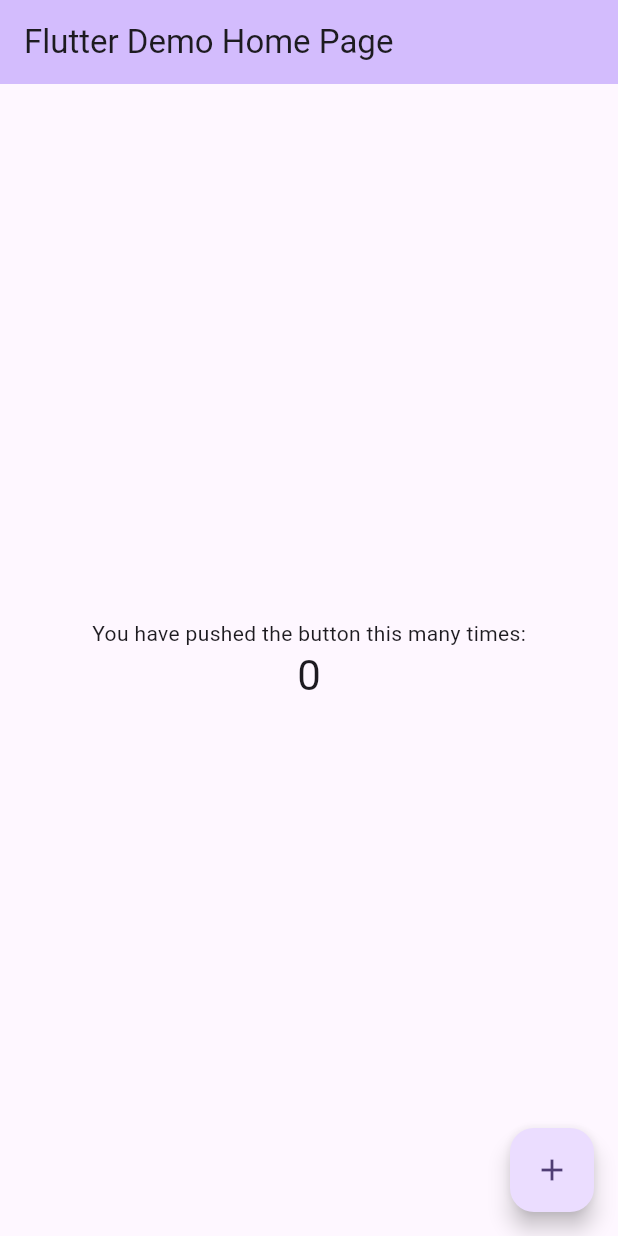
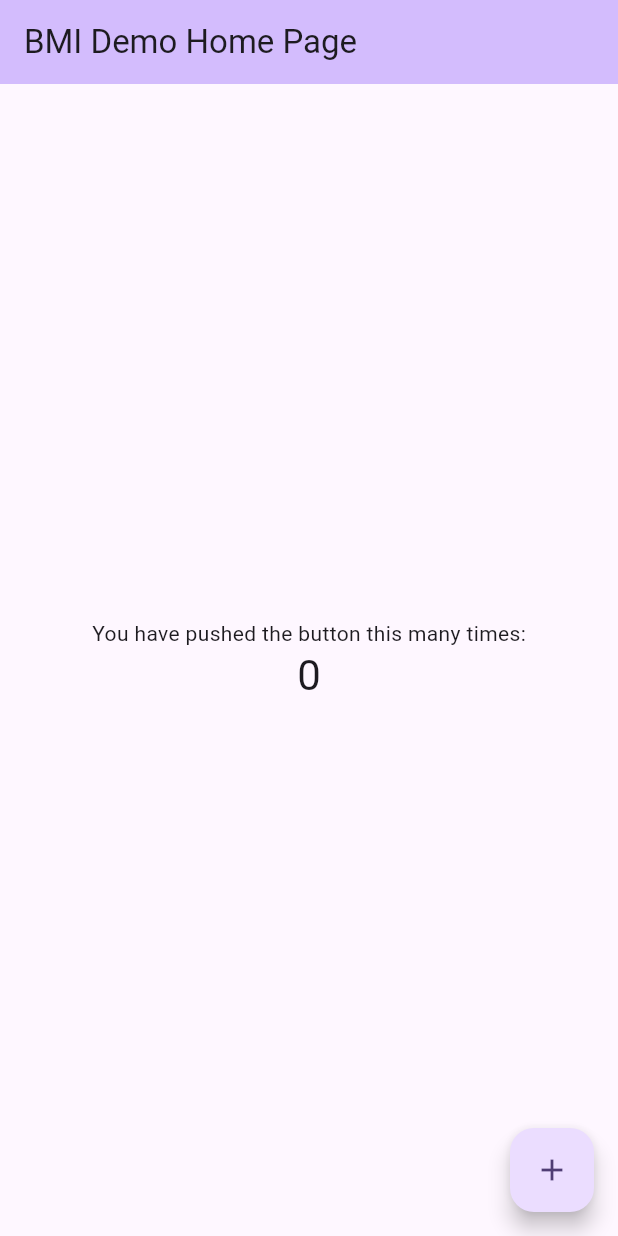
Before and after one commit to kareem-nehad/bmi_amit, a Flutter app: the screen it shows after launch, on a phone screen of 412 x 824 dp. Run offline on Flutter 3.47's test engine with Material 3 defaults, Android fonts, the phone set to English and light mode, and no system bars.

Commit message:
Initial commit

```diff
--- a/lib/main.dart
+++ b/lib/main.dart
@@ -31,7 +31,7 @@ class MyApp extends StatelessWidget {
         colorScheme: ColorScheme.fromSeed(seedColor: Colors.deepPurple),
         useMaterial3: true,
       ),
-      home: const MyHomePage(title: 'Flutter Demo Home Page'),
+      home: const MyHomePage(title: 'BMI Demo Home Page'),
     );
   }
 }
```
